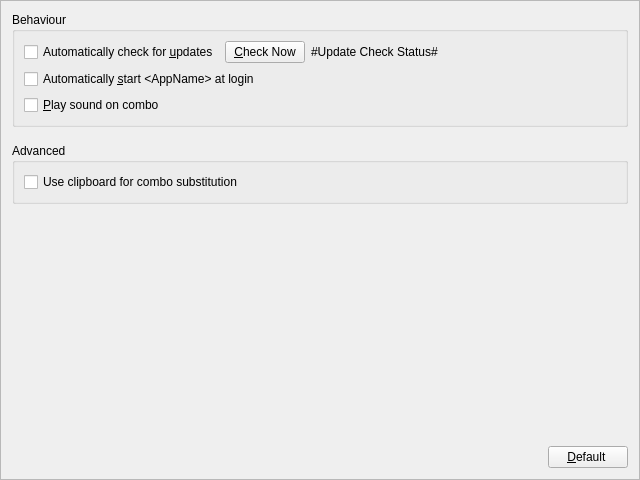
Above: PreferencesFrame.ui from xmichelo/Beeftext before the change. Below: the same form after it.
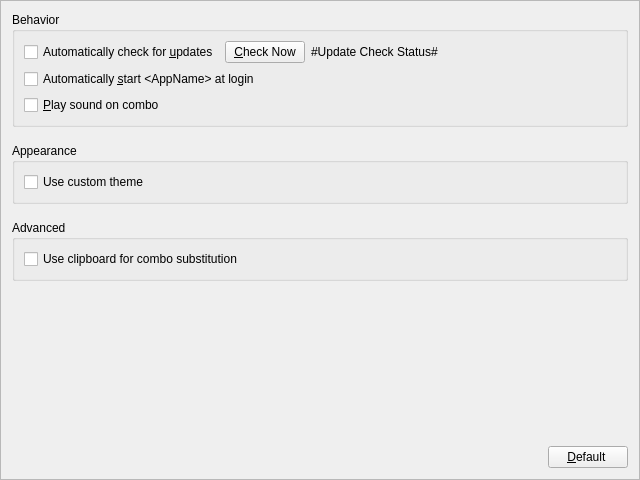
That is the form after the change.

Commit message: Added preference to switch theme.

What changed in the file:
```diff
--- a/PreferencesFrame.ui
+++ b/PreferencesFrame.ui
@@ -35,7 +35,7 @@
       </size>
      </property>
      <property name="title">
-      <string>Behaviour</string>
+      <string>Behavior</string>
      </property>
      <layout class="QVBoxLayout" name="verticalLayout_3">
       <item>
@@ -80,6 +80,38 @@
      </layout>
     </widget>
    </item>
+   <item>
+    <spacer name="verticalSpacer_3">
+     <property name="orientation">
+      <enum>Qt::Vertical</enum>
+     </property>
+     <property name="sizeType">
+      <enum>QSizePolicy::Fixed</enum>
+     </property>
+     <property name="sizeHint" stdset="0">
+      <size>
+       <width>20</width>
+       <height>10</height>
+      </size>
+     </property>
+    </spacer>
+   </item>
+   <item>
+    <widget class="QGroupBox" name="groupBoxAppeareance">
+     <property name="title">
+      <string>Appearance</string>
+     </property>
+     <layout class="QVBoxLayout" name="verticalLayout_6">
+      <item>
+       <widget class="QCheckBox" name="checkUseCustomTheme">
+        <property name="text">
+         <string>Use custom theme</string>
+        </property>
+       </widget>
+      </item>
+     </layout>
+    </widget>
+   </item>
    <item>
     <spacer name="verticalSpacer_2">
      <property name="orientation">
```
Left out of the diff: 21 changed lines with no effect on the pictures. The commit also changes 8 other files.
